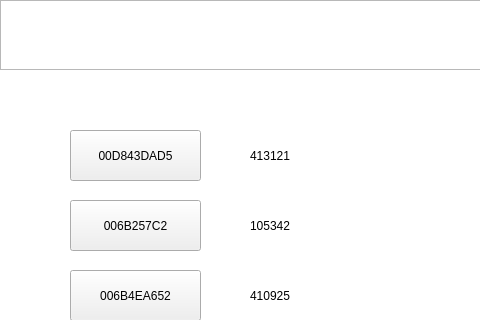
The window that SmartCabinet/Device/devicesimulate.ui (birdman1992/SmartCabinet) describes before a commit, drawn with Qt 5; both pictures show x 0 to 480 and y 0 to 320 of the 640 by 480 pixel window.
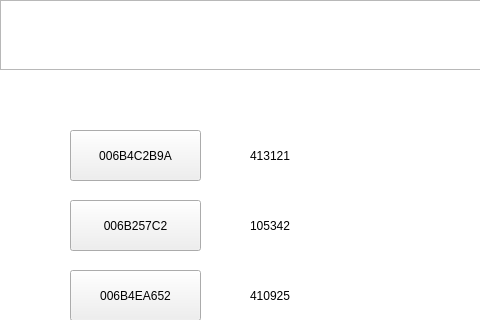
The same window after the commit. The open tabs and pages were chosen to show the change.

Commit message: 修改了卡号

What changed in the file:
```diff
--- a/SmartCabinet/Device/devicesimulate.ui
+++ b/SmartCabinet/Device/devicesimulate.ui
@@ -72,7 +72,7 @@
         <enum>Qt::NoFocus</enum>
        </property>
        <property name="text">
-        <string>00D843DAD5</string>
+        <string>006B4C2B9A</string>
        </property>
       </widget>
       <widget class="QPushButton" name="pushButton_2">
```
Left out of the diff: 2 changed lines with no effect on the pictures.
